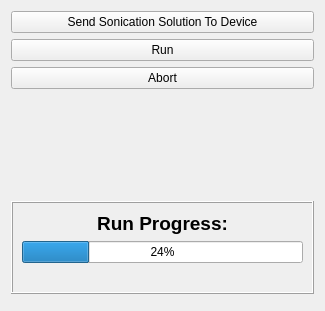
Above: OpenLIFUSonicationControl/Resources/UI/OpenLIFUSonicationControl.ui from OpenwaterHealth/SlicerOpenLIFU before the change. Below: the same form after it.
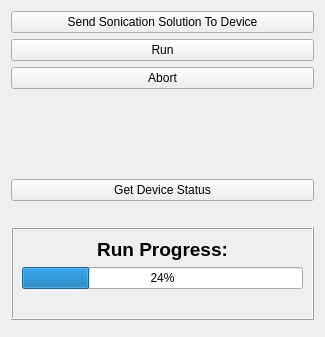
That is the form after the change. Custom widgets are drawn as their Qt base class.

Commit message:
Add empty button to get device status (#140)
- For manually getting the device status.

The edit to the form file:
```diff
--- a/OpenLIFUSonicationControl/Resources/UI/OpenLIFUSonicationControl.ui
+++ b/OpenLIFUSonicationControl/Resources/UI/OpenLIFUSonicationControl.ui
@@ -7,7 +7,7 @@
     <x>0</x>
     <y>0</y>
     <width>325</width>
-    <height>311</height>
+    <height>337</height>
    </rect>
   </property>
   <layout class="QVBoxLayout" name="verticalLayout_2">
@@ -76,6 +76,23 @@
      </property>
     </spacer>
    </item>
+   <item>
+    <widget class="QPushButton" name="manuallyGetDeviceStatusPushButton">
+     <property name="toolTip">
+      <string>This button retrieves the current status of the hardware device and prints the status below.</string>
+     </property>
+     <property name="text">
+      <string>Get Device Status</string>
+     </property>
+    </widget>
+   </item>
+   <item>
+    <widget class="QLabel" name="manuallyGetDeviceStatusLabel">
+     <property name="text">
+      <string/>
+     </property>
+    </widget>
+   </item>
    <item>
     <widget class="QFrame" name="runStatusFrame">
      <property name="frameShape">
```
